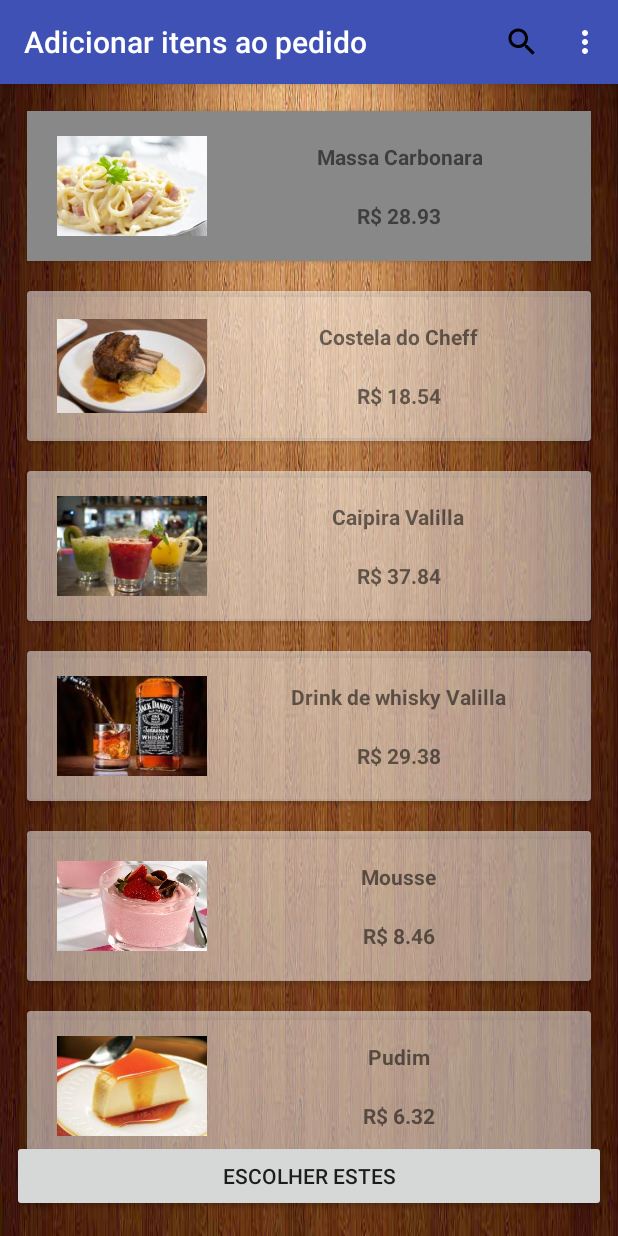
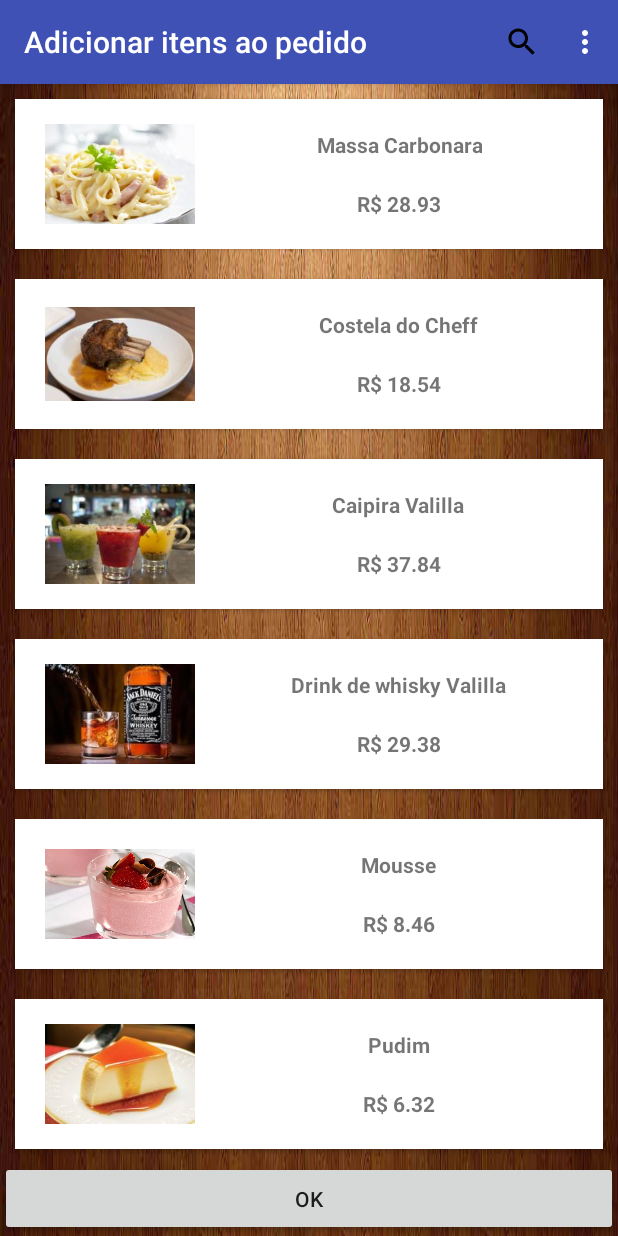
Before and after one commit to wschenkel/restaurante-android, an Android app: the NovoPedido screen opened directly, with no data from a screen before it, after a tap on "ADICIONAR ITENS AO PEDIDO", on a phone screen of 412 x 824 dp. Run offline under Robolectric (Android 15) with nearby library versions, the phone set to English and light mode, and no system bars.

Commit message:
Adicionar os itens na activity anterior

```diff
--- a/RestauranteAndroid/app/src/main/java/com/example/krauser/restauranteandroid/activity/ItensPedido.java
+++ b/RestauranteAndroid/app/src/main/java/com/example/krauser/restauranteandroid/activity/ItensPedido.java
@@ -1,5 +1,7 @@
 package com.example.krauser.restauranteandroid.activity;
 
+import android.app.Activity;
+import android.content.Context;
 import android.content.Intent;
 import android.os.Bundle;
 import android.support.annotation.Nullable;
@@ -7,8 +9,6 @@ import android.support.v7.widget.LinearLayoutManager;
 import android.support.v7.widget.RecyclerView;
 import android.view.Menu;
 import android.view.MenuInflater;
-import android.view.MenuItem;
-import android.view.MotionEvent;
 import android.view.View;
 import android.widget.Button;
 import android.widget.Toast;
@@ -17,16 +17,21 @@ import com.example.krauser.restauranteandroid.R;
 import com.example.krauser.restauranteandroid.adapter.ItemListAdapter;
 import com.example.krauser.restauranteandroid.infra.repositorio.ItemRepositorio;
 import com.example.krauser.restauranteandroid.model.Item;
+import com.example.krauser.restauranteandroid.model.Pedido;
 
 import java.util.ArrayList;
 import java.util.List;
 
 public class ItensPedido extends BaseActivity {
+
+    private Pedido pedido;
+
     protected void onCreate(@Nullable Bundle savedInstanceState) {
         super.onCreate(savedInstanceState);
         setContentView(R.layout.itens_pedido);
         setTitle("Adicionar itens ao pedido");
 
+        pedido = (Pedido)getIntent().getSerializableExtra("pedido");
 
         List<Item> itens = new ArrayList<>();
         try{
@@ -40,14 +45,22 @@ public class ItensPedido extends BaseActivity {
 
         recyclerView.setHasFixedSize(true);
         recyclerView.setLayoutManager(new LinearLayoutManager(this));
+        final ItemListAdapter adapter = new ItemListAdapter(itens, this);
+        adapter.setSelectable(true);
+        recyclerView.setAdapter(adapter);
 
-        recyclerView.setAdapter(new ItemListAdapter(itens, this));
+        Button btnSelecionar = (Button) findViewById(R.id.btnEscolher);
 
-        // Start outra activity;
-        Button novoPedido = (Button) findViewById(R.id.btnEscolher);
-        novoPedido.setOnClickListener(new View.OnClickListener() {
-            Intent it = new Intent(NovoPedido.this, ItensPedido.class);
-            startActivity(it);
+        btnSelecionar.setOnClickListener(new View.OnClickListener() {
+            @Override
+            public void onClick(View view) {
+                Intent resultIntent = new Intent();
+                List<Item> selecionados = adapter.getSelectedItens();
+                pedido.itens.addAll(selecionados);
+                resultIntent.putExtra("pedido", pedido);
+                setResult(Activity.RESULT_OK, resultIntent);
+                finish();
+            }
         });
     }
 
--- a/RestauranteAndroid/app/src/main/java/com/example/krauser/restauranteandroid/activity/NovoPedido.java
+++ b/RestauranteAndroid/app/src/main/java/com/example/krauser/restauranteandroid/activity/NovoPedido.java
@@ -26,8 +26,8 @@ public class NovoPedido extends BaseActivity {
     EditText txtMesa;
     EditText txtNome;
     Button btnItens;
-    List<Item> itens;
     TextView txtTotal;
+    Pedido pedido;
 
     @Override
     protected void onCreate(@Nullable Bundle savedInstanceState) {
@@ -45,21 +45,21 @@ public class NovoPedido extends BaseActivity {
 
         btnItens= (Button) findViewById(R.id.btnItensPedido);
 
-        Pedido pedido = (Pedido)getIntent().getSerializableExtra("pedido");
+        pedido = (Pedido)getIntent().getSerializableExtra("pedido");
         if(pedido != null){
             txtMesa.setText(String.valueOf(pedido.mesa));
             txtNome.setText(pedido.nome);
             txtTotal.setText(String.format("R$ %s", pedido.getTotal()));
             disabilitarCampos();
-            itens = pedido.itens;
         }else{
-            itens = new ArrayList<>();
+            pedido = new Pedido();
         }
 
         btnItens.setOnClickListener(new View.OnClickListener() {
             public void onClick(View v) {
-                Intent it = new Intent(NovoPedido.this, ItensPedido.class);
-                startActivity(it);
+            Intent intent = new Intent(NovoPedido.this, ItensPedido.class);
+            intent.putExtra("pedido", pedido);
+            startActivityForResult(intent, 1);
             }
         });
 
@@ -68,7 +68,7 @@ public class NovoPedido extends BaseActivity {
         itemRecycler.setHasFixedSize(true);
         itemRecycler.setLayoutManager(new LinearLayoutManager(this));
 
-        itemRecycler.setAdapter(new ItemListAdapter(itens, this));
+        itemRecycler.setAdapter(new ItemListAdapter(pedido.itens, this));
     }
 
     private void disabilitarCampos(){
@@ -76,4 +76,11 @@ public class NovoPedido extends BaseActivity {
         txtMesa.setEnabled(false);
         btnItens.setVisibility(View.INVISIBLE);
     }
+
+    @Override
+    protected void onActivityResult(int requestCode, int resultCode, Intent data) {
+        if(data.hasExtra("pedido")){
+            this.pedido = (Pedido)data.getSerializableExtra("pedido");
+        }
+    }
 }
--- a/RestauranteAndroid/app/src/main/java/com/example/krauser/restauranteandroid/adapter/ItemListAdapter.java
+++ b/RestauranteAndroid/app/src/main/java/com/example/krauser/restauranteandroid/adapter/ItemListAdapter.java
@@ -23,11 +23,18 @@ public class ItemListAdapter extends RecyclerView.Adapter<ItemListAdapter.ViewHo
 
     private List<Item> listItem;
     private Activity activity;
-    int selected_position = 0;
+    private boolean selectable;
+    private List<Item> selectedItens;
+
 
     public ItemListAdapter(List<Item> list, Activity activity){
         this.listItem = list;
         this.activity = activity;
+        this.selectedItens = new ArrayList<>();
+    }
+
+    public void setSelectable(boolean selectable){
+        this.selectable = selectable;
     }
 
     @Override
@@ -38,37 +45,28 @@ public class ItemListAdapter extends RecyclerView.Adapter<ItemListAdapter.ViewHo
         return new ViewHolder(view);
     }
 
+    public List<Item> getSelectedItens(){
+        return selectedItens;
+    }
+
     @Override
     public void onBindViewHolder(ViewHolder holder, int position) {
         Item item = listItem.get(position);
-        ArrayList<String> i = new ArrayList<String>();
-
-
         holder.tituloItem.setText(item.titulo);
         holder.valorItem.setText(String.format("R$ %s", item.valor));
         if(item.resource > 0) {
             holder.imgItem.setImageResource(item.resource);
         }
 
-        if (selected_position == position) {
-            if (holder.itemView.getBackground().equals(Color.GRAY)) {
+        if(selectable){
+            if(selectedItens.contains(item)){
+                selectedItens.remove(item);
+                holder.itemView.setBackgroundColor(Color.GRAY);
+            }else{
+                selectedItens.add(item);
                 holder.itemView.setBackgroundColor(Color.WHITE);
-                i.remove(holder.cardViewItem.findViewById(R.id.cardViewItem).toString());
-            } else {
-                holder.itemView.setBackgroundColor(Color.GRAY);
-                i.add(holder.cardViewItem.findViewById(R.id.cardViewItem).toString());
             }
         }
-
-        /*
-        holder.setOnClickListener(new View.OnClickListener() {
-            @Override
-            public void onClick(View view) {
-            Intent pedidoActivity = new Intent(activity, NovoPedido.class);
-            pedidoActivity.putExtra("pedido", pedido);
-            activity.startActivity(pedidoActivity);
-            }
-        });*/
     }
 
     @Override
@@ -95,10 +93,9 @@ public class ItemListAdapter extends RecyclerView.Adapter<ItemListAdapter.ViewHo
 
         @Override
         public void onClick(View v) {
-            if (getAdapterPosition() == RecyclerView.NO_POSITION) return;
-            notifyItemChanged(selected_position);
-            selected_position = getAdapterPosition();
-            notifyItemChanged(selected_position);
+            if(selectable){
+                notifyItemChanged(getAdapterPosition());
+            }
         }
     }
 }
--- a/RestauranteAndroid/app/src/main/res/layout/itens_pedido.xml
+++ b/RestauranteAndroid/app/src/main/res/layout/itens_pedido.xml
@@ -1,52 +1,22 @@
 <?xml version="1.0" encoding="utf-8"?>
-<android.support.constraint.ConstraintLayout
-    xmlns:android="http://schemas.android.com/apk/res/android"
-    xmlns:app="http://schemas.android.com/apk/res-auto"
-    xmlns:tools="http://schemas.android.com/tools"
+<LinearLayout xmlns:android="http://schemas.android.com/apk/res/android"
     android:layout_width="match_parent"
-    android:layout_height="match_parent">
+    android:layout_height="match_parent"
+    android:gravity="bottom"
+    android:orientation="vertical">
 
+    <android.support.v7.widget.RecyclerView
+        android:layout_width="match_parent"
+        android:layout_height="match_parent"
+        android:layout_marginTop="50dp"
+        android:id="@+id/itemPedidoInternaRecyclerView">
+
+    </android.support.v7.widget.RecyclerView>
 
     <Button
         android:id="@+id/btnEscolher"
-        android:layout_width="0dp"
-        android:layout_height="wrap_content"
-        android:layout_marginBottom="8dp"
-        android:layout_marginLeft="8dp"
-        android:layout_marginRight="8dp"
-        android:text="Escolher estes"
-        app:layout_constraintBottom_toBottomOf="@+id/itemPedidoInternaRecyclerView"
-        app:layout_constraintHorizontal_bias="0.0"
-        app:layout_constraintLeft_toLeftOf="parent"
-        app:layout_constraintRight_toRightOf="parent"
-        app:layout_constraintTop_toTopOf="parent"
-        app:layout_constraintVertical_bias="1.0"
-        tools:layout_constraintLeft_creator="1"
-        tools:layout_constraintTop_creator="1"
-        android:layout_marginStart="8dp"
-        android:layout_marginEnd="8dp" />
+        android:layout_height="50dp"
+        android:layout_width="match_parent"
+        android:text="OK"/>
 
-    <android.support.v7.widget.RecyclerView
-        android:id="@+id/itemPedidoInternaRecyclerView"
-        android:layout_width="0dp"
-        android:layout_height="0dp"
-        android:layout_marginBottom="8dp"
-        android:layout_marginEnd="8dp"
-        android:layout_marginLeft="8dp"
-        android:layout_marginRight="8dp"
-        android:layout_marginStart="8dp"
-        android:layout_marginTop="8dp"
-        app:layout_constraintBottom_toBottomOf="parent"
-        app:layout_constraintHorizontal_bias="0.0"
-        app:layout_constraintLeft_toLeftOf="parent"
-        app:layout_constraintRight_toRightOf="parent"
-        app:layout_constraintTop_toTopOf="parent"
-        app:layout_constraintVertical_bias="1.0"
-        tools:layout_constraintBottom_creator="1"
-        tools:layout_constraintLeft_creator="1"
-        tools:layout_constraintRight_creator="1"
-        tools:layout_constraintTop_creator="1">
-
-    </android.support.v7.widget.RecyclerView>
-
-</android.support.constraint.ConstraintLayout>
+</LinearLayout>
```
